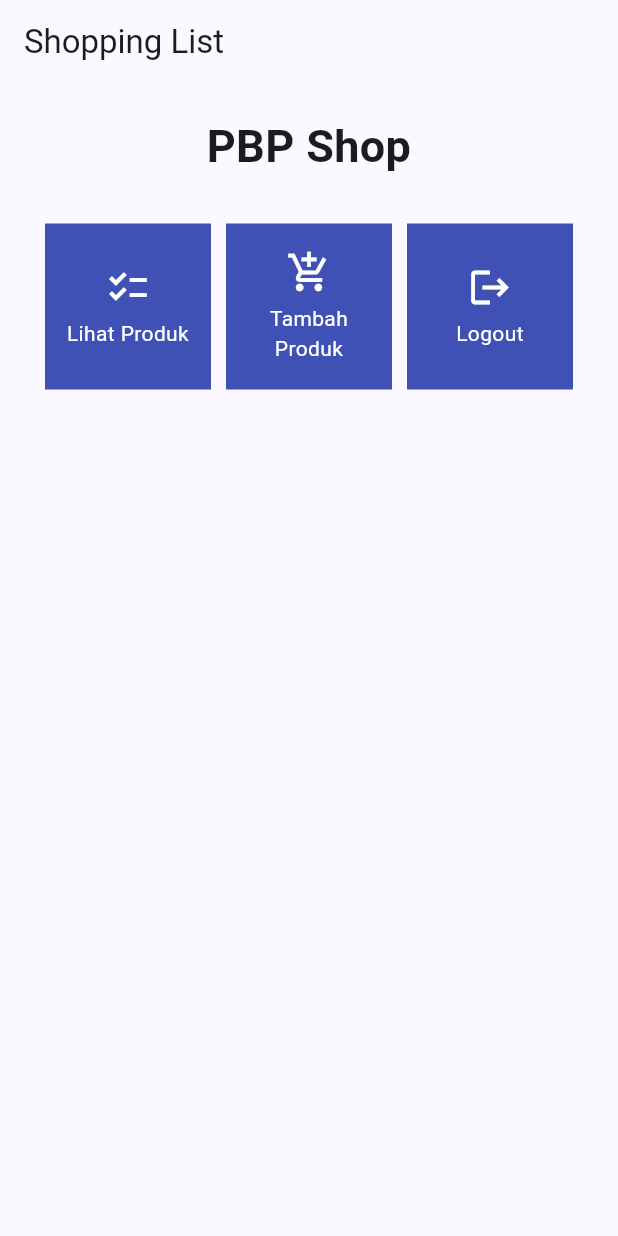
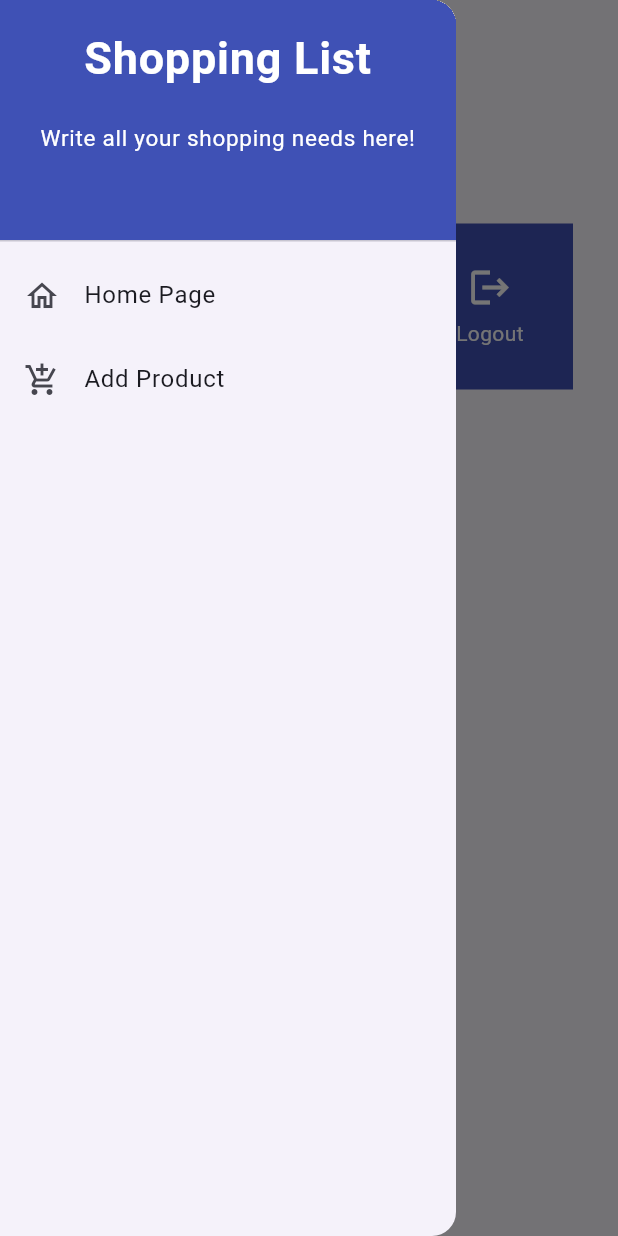
Before and after one commit to Hilmy224/shopping-list-mobile, a Flutter app: the screen it shows after launch, with the side drawer open (before the commit the screen has no drawer), on a phone screen of 412 x 824 dp. Run offline on Flutter 3.47's test engine with Material 2 defaults, Android fonts, the phone set to English and light mode, and no system bars.

Commit message:
Completed tutorial 7

```diff
--- a/lib/main.dart
+++ b/lib/main.dart
@@ -1,5 +1,5 @@
 import 'package:flutter/material.dart';
-import 'package:shopping_list/menu.dart';
+import 'package:shopping_list/screens/menu.dart';
 
 void main() {
   runApp(const MyApp());
--- a/lib/menu.dart
+++ b/lib/screens/menu.dart
@@ -1,5 +1,6 @@
 import 'package:flutter/material.dart';
-import 'package:shopping_list/menu.dart';
+import 'package:shopping_list/widgets/left_drawer.dart';
+import 'package:shopping_list/widgets/shop_card.dart';
 
 class MyHomePage extends StatelessWidget {
   MyHomePage({Key? key}) : super(key: key);
@@ -64,58 +65,8 @@ class MyHomePage extends StatelessWidget {
           ),
         ),
       ),
+      // Add drawer as parameter of the Scaffold widget
+    drawer: const LeftDrawer(),
     );
   }
 }
-
-class ShopItem {
-  final String name;
-  final IconData icon;
-
-  ShopItem(this.name, this.icon);
-}
-
-class ShopCard extends StatelessWidget {
-  final ShopItem item;
-
-  const ShopCard(this.item, {super.key}); // Constructor
-
-  @override
-  Widget build(BuildContext context) {
-    return Material(
-      color: Colors.indigo,
-      child: InkWell(
-        // Area responsive terhadap sentuhan
-        onTap: () {
-          // Memunculkan SnackBar ketika diklik
-          ScaffoldMessenger.of(context)
-            ..hideCurrentSnackBar()
-            ..showSnackBar(SnackBar(
-                content: Text("Kamu telah menekan tombol ${item.name}!")));
-        },
-        child: Container(
-          // Container untuk menyimpan Icon dan Text
-          padding: const EdgeInsets.all(8),
-          child: Center(
-            child: Column(
-              mainAxisAlignment: MainAxisAlignment.center,
-              children: [
-                Icon(
-                  item.icon,
-                  color: Colors.white,
-                  size: 30.0,
-                ),
-                const Padding(padding: EdgeInsets.all(3)),
-                Text(
-                  item.name,
-                  textAlign: TextAlign.center,
-                  style: const TextStyle(color: Colors.white),
-                ),
-              ],
-            ),
-          ),
-        ),
-      ),
-    );
-  }
-}
--- /dev/null
+++ b/lib/widgets/left_drawer.dart
@@ -0,0 +1,68 @@
+import 'package:flutter/material.dart';
+import 'package:shopping_list/screens/menu.dart';
+import 'package:shopping_list/screens/shoplist_form.dart';
+class LeftDrawer extends StatelessWidget {
+  const LeftDrawer({super.key});
+
+  @override
+  Widget build(BuildContext context) {
+    return Drawer(
+      child: ListView(
+        children: [
+          const DrawerHeader(
+  decoration: BoxDecoration(
+    color: Colors.indigo,
+  ),
+  child: Column(
+    children: [
+      Text(
+        'Shopping List',
+        textAlign: TextAlign.center,
+        style: TextStyle(
+          fontSize: 30,
+          fontWeight: FontWeight.bold,
+          color: Colors.white,
+        ),
+      ),
+      Padding(padding: EdgeInsets.all(10)),
+      Text(
+            "Write all your shopping needs here!",
+            textAlign: TextAlign.center,
+            style: TextStyle(
+              fontSize: 15,
+              color: Colors.white,
+              fontWeight: FontWeight.normal,
+            ),
+            ),
+    ],
+  ),
+),
+          ListTile(
+            leading: const Icon(Icons.home_outlined),
+            title: const Text('Home Page'),
+            // redirect to MyHomePage
+            onTap: () {
+              Navigator.pushReplacement(
+                  context,
+                  MaterialPageRoute(
+                    builder: (context) => MyHomePage(),
+                  ));
+            },
+          ),
+          ListTile(
+            leading: const Icon(Icons.add_shopping_cart),
+            title: const Text('Add Product'),
+            // redirect to ShopFormPage
+            onTap: () {
+              Navigator.push(
+                  context,
+                  MaterialPageRoute(
+                    builder: (context) => ShopFormPage(),
+                  ));
+            },
+          ),
+        ],
+      ),
+    );
+  }
+}
--- /dev/null
+++ b/lib/widgets/shop_card.dart
@@ -0,0 +1,62 @@
+import 'package:flutter/material.dart';
+import 'package:shopping_list/screens/shoplist_form.dart';
+
+class ShopItem {
+  final String name;
+  final IconData icon;
+
+  ShopItem(this.name, this.icon);
+}
+
+class ShopCard extends StatelessWidget {
+  final ShopItem item;
+
+  const ShopCard(this.item, {super.key}); // Constructor
+
+  @override
+  Widget build(BuildContext context) {
+    return Material(
+      color: Colors.indigo,
+      child: InkWell(
+        // Area responsive terhadap sentuhan
+        onTap: () {
+          // Memunculkan SnackBar ketika diklik
+          ScaffoldMessenger.of(context)
+            ..hideCurrentSnackBar()
+            ..showSnackBar(SnackBar(
+                content: Text("Kamu telah menekan tombol ${item.name}!")));
+          // Navigate to the appropriate route (depending on the button type)
+          if (item.name == "Tambah Produk") {
+            Navigator.push(
+                  context,
+                  MaterialPageRoute(
+                    builder: (context) => ShopFormPage(),
+                  ));
+          }
+        },
+        child: Container(
+          // Container untuk menyimpan Icon dan Text
+          padding: const EdgeInsets.all(8),
+          child: Center(
+            child: Column(
+              mainAxisAlignment: MainAxisAlignment.center,
+              children: [
+                Icon(
+                  item.icon,
+                  color: Colors.white,
+                  size: 30.0,
+                ),
+                const Padding(padding: EdgeInsets.all(3)),
+                Text(
+                  item.name,
+                  textAlign: TextAlign.center,
+                  style: const TextStyle(color: Colors.white),
+                ),
+              ],
+            ),
+          ),
+        ),
+      ),
+    );
+  }
+}
```
Also changed, not shown: lib/screens/shoplist_form.dart (added, +163 -0 lines).
